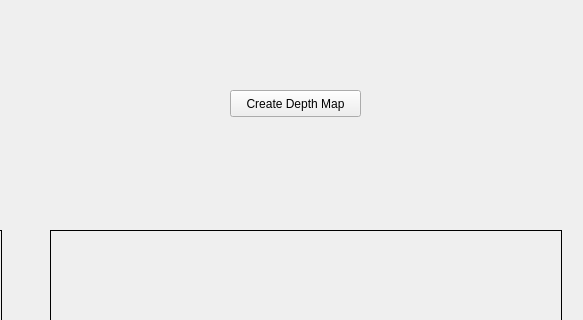
Old version of the form app/widget.ui in the repository lreithmayr/CT-Scan-Visualizer; both pictures show x 540 to 1123 and y 0 to 320 of the 1123 by 781 pixel window.
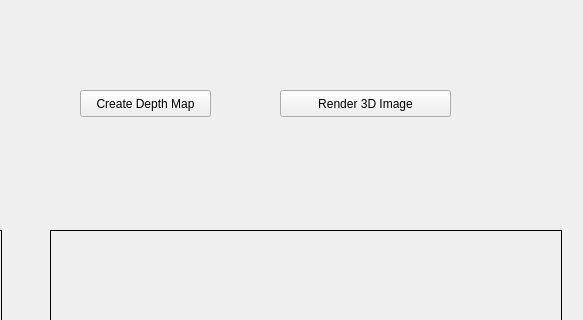
New version of the form.

Diff of the .ui file:
```diff
--- a/app/widget.ui
+++ b/app/widget.ui
@@ -198,7 +198,7 @@
   <widget class="QPushButton" name="pushButton_depthBuffer">
    <property name="geometry">
     <rect>
-     <x>770</x>
+     <x>620</x>
      <y>90</y>
      <width>131</width>
      <height>27</height>
@@ -224,6 +224,19 @@
     <string>TextLabel</string>
    </property>
   </widget>
+  <widget class="QPushButton" name="pushButton_render3D">
+   <property name="geometry">
+    <rect>
+     <x>820</x>
+     <y>90</y>
+     <width>171</width>
+     <height>27</height>
+    </rect>
+   </property>
+   <property name="text">
+    <string>Render 3D Image</string>
+   </property>
+  </widget>
  </widget>
  <resources/>
  <connections/>
```
